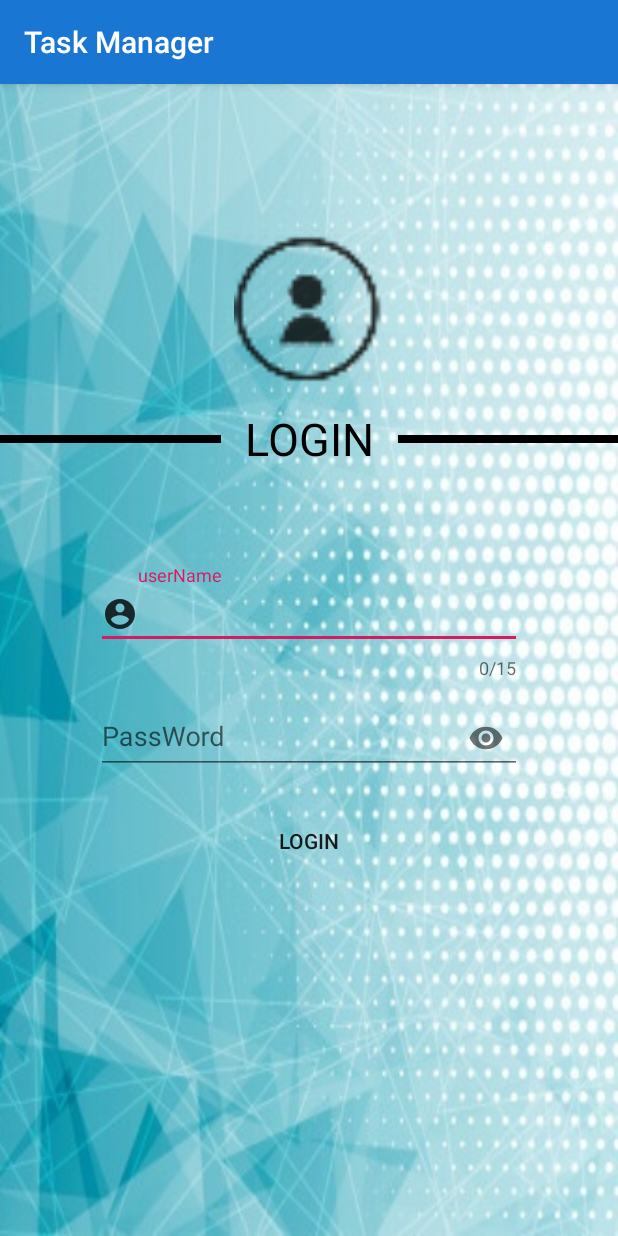
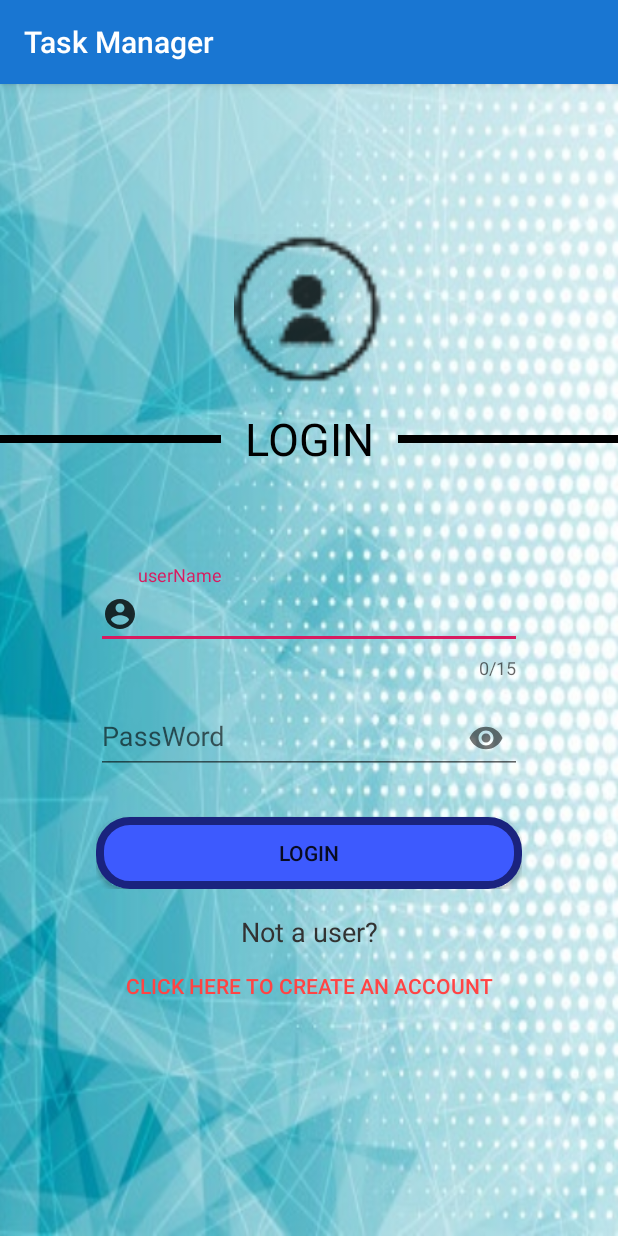
Before and after one commit to leilasdq/Task-Manager, an Android app: the screen it shows after launch (LoginActivity), on a phone screen of 412 x 824 dp. Run offline under Robolectric (Android 15) with nearby library versions, the phone set to English and light mode, and no system bars.

```diff
--- a/app/src/main/res/layout/fragment_login.xml
+++ b/app/src/main/res/layout/fragment_login.xml
@@ -1,11 +1,17 @@
 <?xml version="1.0" encoding="utf-8"?>
-<?xml version="1.0" encoding="utf-8"?>
-<androidx.constraintlayout.widget.ConstraintLayout xmlns:android="http://schemas.android.com/apk/res/android"
+<androidx.core.widget.NestedScrollView
+    xmlns:android="http://schemas.android.com/apk/res/android"
     xmlns:app="http://schemas.android.com/apk/res-auto"
     xmlns:tools="http://schemas.android.com/tools"
+    android:layout_height="match_parent"
+    android:layout_width="match_parent"
+    android:background="@drawable/login_background"
+    >
+
+    <androidx.constraintlayout.widget.ConstraintLayout
+
         android:layout_width="match_parent"
         android:layout_height="match_parent"
-    android:background="@drawable/login_background"
         tools:context=".LoginFragment">
 
         <ImageView
@@ -24,13 +30,13 @@
             android:id="@+id/keep_edit_texts"
             android:layout_width="match_parent"
             android:layout_height="wrap_content"
+            android:layout_marginLeft="64dp"
             android:layout_marginTop="64dp"
+            android:layout_marginRight="64dp"
             android:orientation="vertical"
             app:layout_constraintLeft_toLeftOf="parent"
             app:layout_constraintRight_toRightOf="parent"
-        app:layout_constraintTop_toBottomOf="@+id/login_txt"
-        android:layout_marginLeft="64dp"
-        android:layout_marginRight="64dp">
+            app:layout_constraintTop_toBottomOf="@+id/login_txt">
 
             <com.google.android.material.textfield.TextInputLayout
                 android:id="@+id/text_input_user_name"
@@ -66,13 +72,40 @@
                     android:textColorHint="@android:color/secondary_text_light" />
             </com.google.android.material.textfield.TextInputLayout>
 
+
             <Button
+                android:id="@+id/login_btn"
+                android:layout_marginTop="8dp"
                 android:layout_width="match_parent"
                 android:layout_height="wrap_content"
-            android:background="?android:attr/selectableItemBackground"
-            android:text="Login"/>
+                android:background="@drawable/button_style"
+                android:text="@string/login_btn_text" />
 
         </LinearLayout>
+
+        <TextView
+            android:id="@+id/no_user_text_view"
+            android:layout_width="match_parent"
+            android:layout_height="wrap_content"
+            android:text="@string/not_a_user_txt"
+            app:layout_constraintLeft_toLeftOf="parent"
+            app:layout_constraintRight_toRightOf="parent"
+            android:layout_marginTop="16dp"
+            android:gravity="center"
+            android:textColor="@android:color/secondary_text_light"
+            android:textSize="18sp"
+            app:layout_constraintTop_toBottomOf="@id/keep_edit_texts"/>
+
+        <Button
+            android:id="@+id/create_account_btn"
+            android:layout_width="match_parent"
+            android:layout_height="wrap_content"
+            app:layout_constraintLeft_toLeftOf="parent"
+            app:layout_constraintRight_toRightOf="parent"
+            app:layout_constraintTop_toBottomOf="@id/no_user_text_view"
+            android:text="@string/create_account_text"
+            android:textColor="@android:color/holo_red_light"
+            android:background="?android:attr/selectableItemBackground"/>
 
         <TextView
             android:id="@+id/login_txt"
@@ -106,3 +139,4 @@
 
 
     </androidx.constraintlayout.widget.ConstraintLayout>
+</androidx.core.widget.NestedScrollView>
```
Also changed, not shown: app/src/main/java/com/example/homeworrrrrk9/LoginFragment.java (+48 -0 lines). Lines whose indentation alone changed are shown as unchanged.
